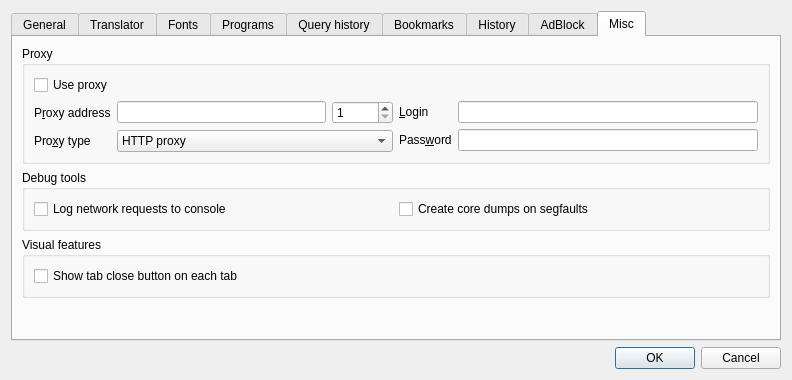
The window that settingsdlg.ui (kernel1024/jpreader) describes before a commit, drawn with Qt 5.
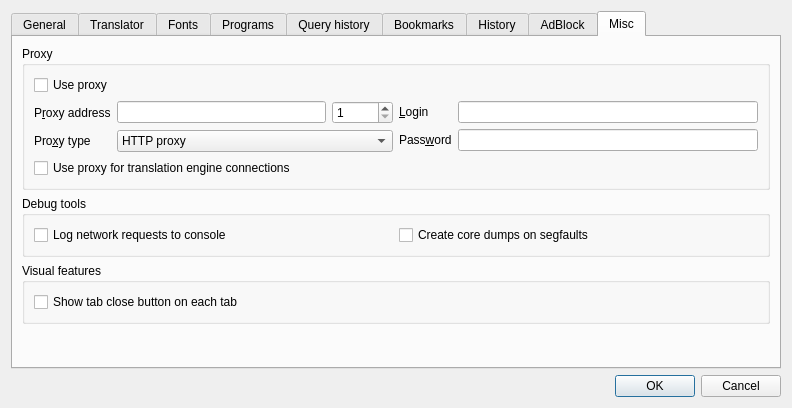
The same window after the commit. The open tabs and pages were chosen to show the change. Custom widgets are drawn as their Qt base class.

Commit message: Option for configuring proxy usage for translator connections.

```diff
--- a/settingsdlg.ui
+++ b/settingsdlg.ui
@@ -7,7 +7,7 @@
     <x>0</x>
     <y>0</y>
     <width>792</width>
-    <height>380</height>
+    <height>408</height>
    </rect>
   </property>
   <property name="windowTitle">
@@ -1239,6 +1239,13 @@
             </item>
            </layout>
           </item>
+          <item>
+           <widget class="QCheckBox" name="checkUseProxyTranslator">
+            <property name="text">
+             <string>Use proxy for translation engine connections</string>
+            </property>
+           </widget>
+          </item>
          </layout>
         </widget>
        </item>
```
Left out of the diff: 57 changed lines with no effect on the pictures. The commit also changes 6 other files.
